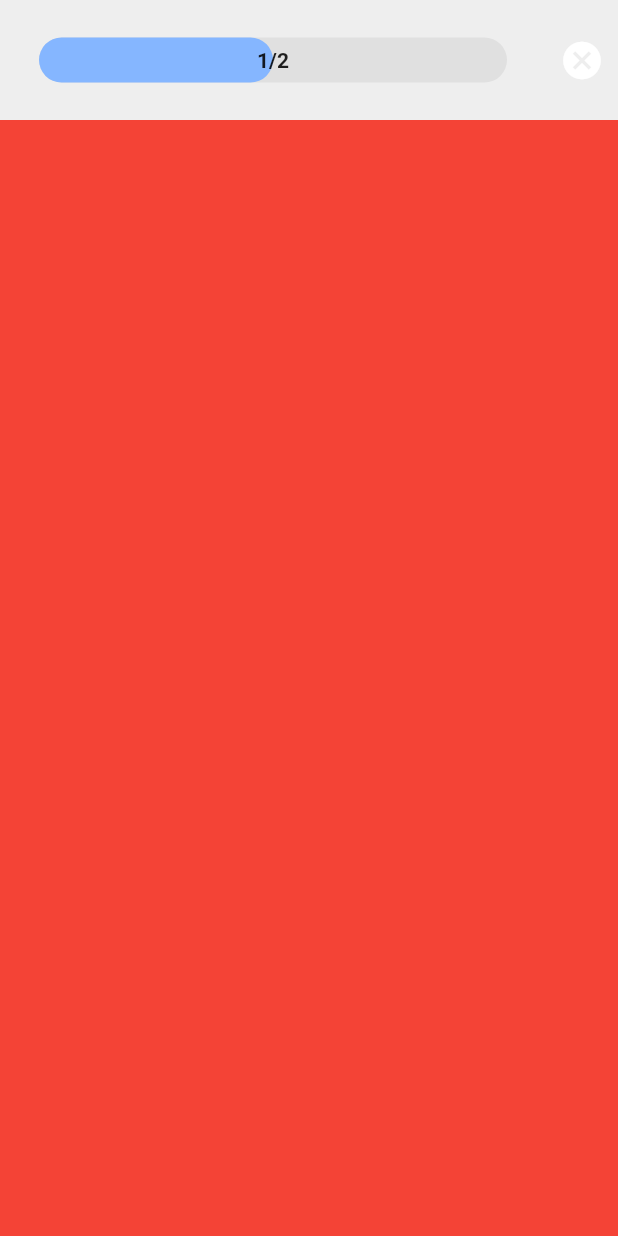
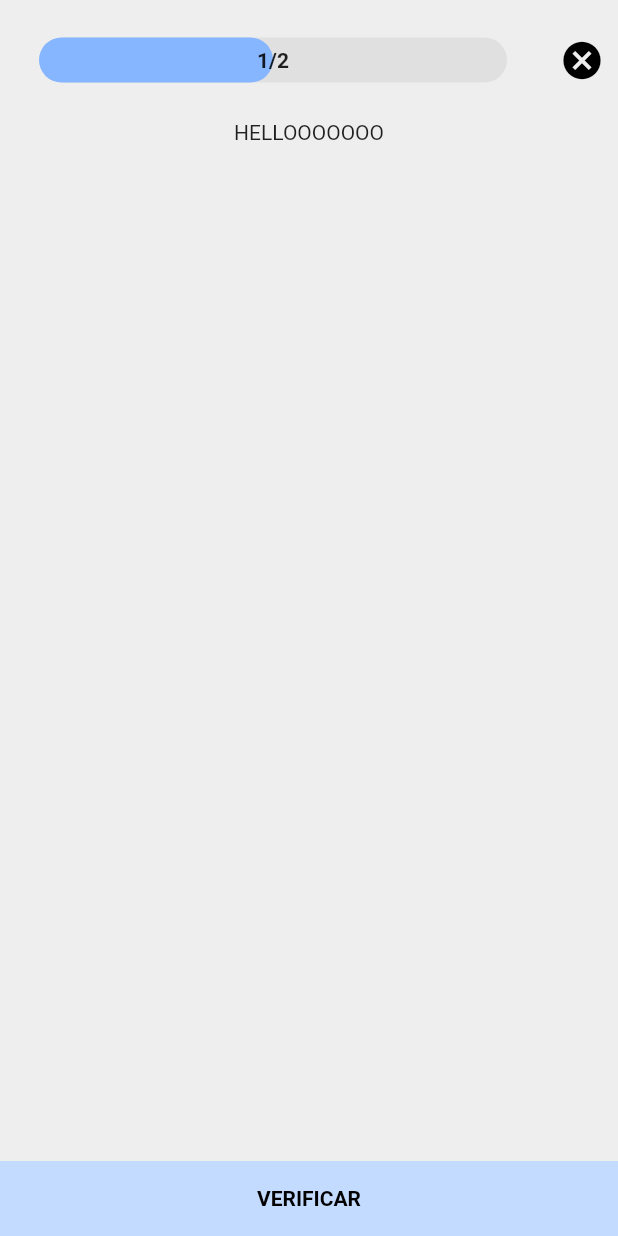
Before and after one commit to PazJulia/app, a Flutter app: the Pratica screen opened directly, on a phone screen of 412 x 824 dp. Run offline on Flutter 3.47's test engine with Material 2 defaults, Android fonts, the phone set to English and light mode, and no system bars; drawn by our look-alikes of percent_indicator; our stand-ins replace intro_slider, timelines.

Commit message:
adicionando botão de verificação da atividade

```diff
--- a/lib/components/lessons-timeline.dart
+++ b/lib/components/lessons-timeline.dart
@@ -10,10 +10,6 @@ class LessonsTimeline extends StatelessWidget {
 
   @override
   Widget build(BuildContext context) {
-    final ButtonStyle style = ElevatedButton.styleFrom(
-        textStyle: const TextStyle(fontSize: 16, fontWeight: FontWeight.w500),
-        backgroundColor: primaryColor,
-        shadowColor: const Color.fromARGB(10, 0, 0, 0));
     return Column(verticalDirection: VerticalDirection.up, children: [
       const Divider(
         color: Colors.transparent,
@@ -47,11 +43,6 @@ class LessonsTimeline extends StatelessWidget {
                 color: secondaryColor,
               ),
               indicator: ElevatedButton(
-                onLongPress: () {
-                  const Tooltip(
-                    message: 'oi',
-                  );
-                },
                 onPressed: () {
                   Navigator.push(
                       context,
--- a/lib/screens/pratica.dart
+++ b/lib/screens/pratica.dart
@@ -1,7 +1,6 @@
 import 'package:flutter/material.dart';
 import 'package:percent_indicator/linear_percent_indicator.dart';
 
-import '../components/stars-rating.dart';
 import '../shared/values/colors.dart';
 
 class Pratica extends StatelessWidget {
@@ -18,7 +17,10 @@ class Pratica extends StatelessWidget {
         title: LinearPercentIndicator(
           lineHeight: 30,
           percent: 0.5,
-          center: const Text("1/2", style: TextStyle(fontWeight: FontWeight.bold),),
+          center: const Text(
+            "1/2",
+            style: TextStyle(fontWeight: FontWeight.bold),
+          ),
           barRadius: const Radius.circular(16),
           progressColor: fourthColor,
           backgroundColor: Colors.grey[300],
@@ -29,15 +31,44 @@ class Pratica extends StatelessWidget {
             onPressed: () {
               Navigator.pop(context);
             },
-            color: Colors.white,
+            color: secondaryColor,
             icon: const Icon(
               Icons.cancel,
             ),
           )
         ],
       ),
-      body: Container(height: double.infinity, width: double.infinity, color: Colors.red,),
+      body: Container(
+        height: double.infinity,
+        width: double.infinity,
+        color: fifthColor,
+        child: Column(
+          children: [
+            const Expanded(
+              child: Text('HELLOOOOOOO'),
+            ),
+            SizedBox(
+              height: 50,
+              width: double.infinity,
+              child: ElevatedButton(
+                onPressed: () {
+                  Navigator.pop(context);
+                },
+                style: ElevatedButton.styleFrom(
+                  shape: const BeveledRectangleBorder(),
+                  backgroundColor: thirdColor,
+                  shadowColor: Colors.transparent,
+                  disabledBackgroundColor: primaryColor
+                ),
+                child: const Text(
+                  'VERIFICAR',
+                  style: TextStyle(fontWeight: FontWeight.bold),
+                ),
+              ),
+            ),
+          ],
+        ),
+      ),
     );
   }
-
 }
```
